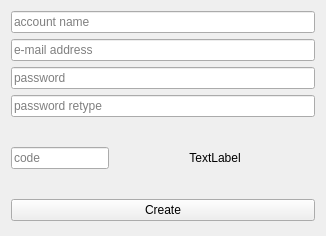
myapps-directory/myapps-client, file ola/client/auth/create_form.ui: the form before one commit.
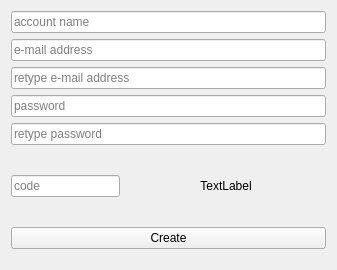
The form after the commit.

Commit message: keep working on create

The edit to the form file:
```diff
--- a/ola/client/auth/create_form.ui
+++ b/ola/client/auth/create_form.ui
@@ -6,8 +6,8 @@
    <rect>
     <x>0</x>
     <y>0</y>
-    <width>326</width>
-    <height>236</height>
+    <width>337</width>
+    <height>270</height>
    </rect>
   </property>
   <property name="windowTitle">
@@ -35,7 +35,14 @@
     </widget>
    </item>
    <item>
-    <widget class="QLineEdit" name="password1LineEdit">
+    <widget class="QLineEdit" name="email2Edit">
+     <property name="placeholderText">
+      <string>retype e-mail address</string>
+     </property>
+    </widget>
+   </item>
+   <item>
+    <widget class="QLineEdit" name="password1Edit">
      <property name="echoMode">
       <enum>QLineEdit::Password</enum>
      </property>
@@ -53,7 +60,7 @@
       <enum>QLineEdit::Password</enum>
      </property>
      <property name="placeholderText">
-      <string>password retype</string>
+      <string>retype password</string>
      </property>
      <property name="clearButtonEnabled">
       <bool>true</bool>
@@ -109,6 +116,19 @@
      </property>
     </widget>
    </item>
+   <item>
+    <spacer name="verticalSpacer">
+     <property name="orientation">
+      <enum>Qt::Vertical</enum>
+     </property>
+     <property name="sizeHint" stdset="0">
+      <size>
+       <width>20</width>
+       <height>40</height>
+      </size>
+     </property>
+    </spacer>
+   </item>
   </layout>
  </widget>
  <resources/>
```
Left out of the diff: 8 changed lines with no effect on the pictures. The commit also changes 10 other files.
